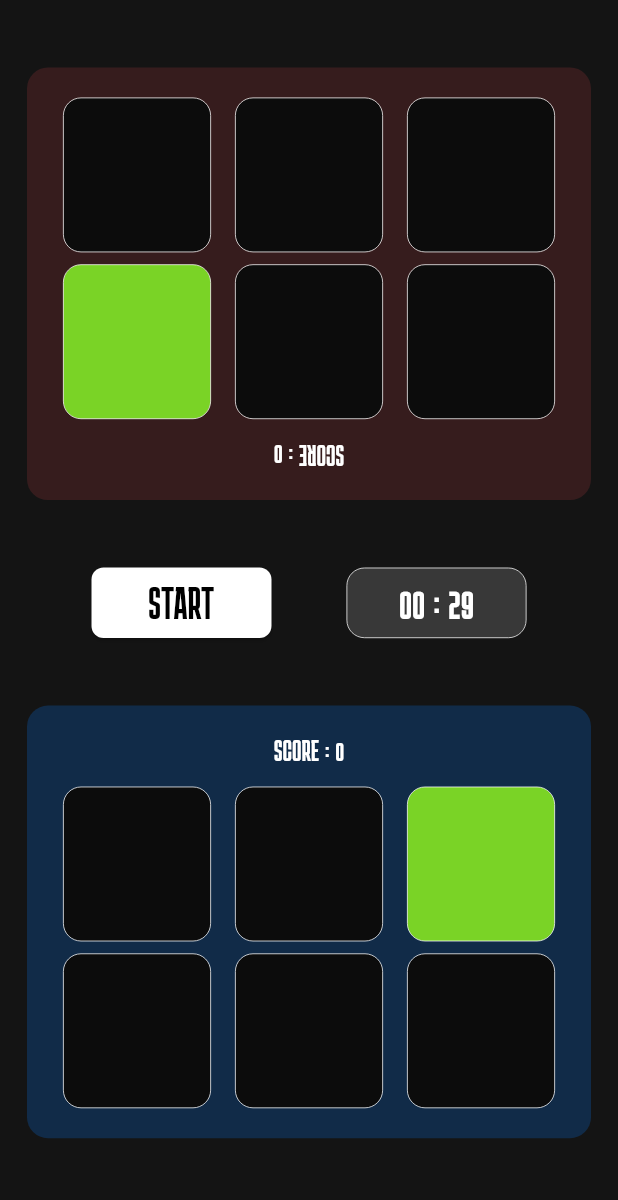
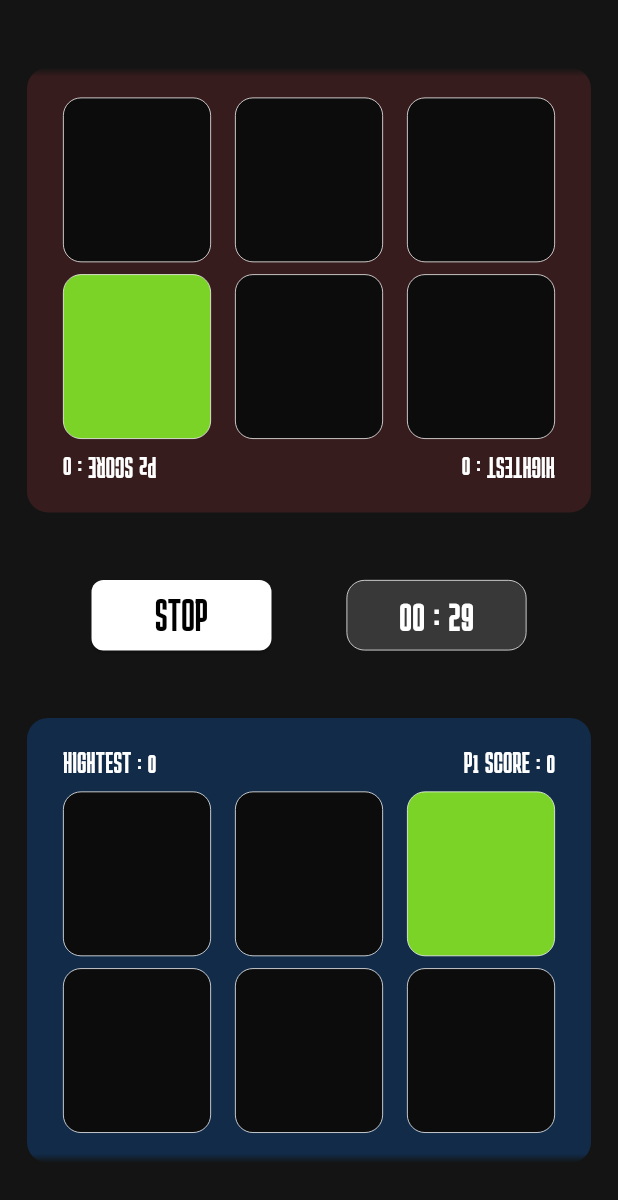
Before and after one commit to quemueldev/Foko-Game-Flutter, a Flutter app: the MyHome screen opened directly, after a tap on "START", on a phone screen of 412 x 824 dp. Shown: the top 1200 px of the screen. Run offline on Flutter 3.47's test engine with Material 3 defaults, Android fonts, the light colour scheme and no system bars; our stand-ins replace vibration.

Commit message:
stop_button

```diff
--- a/lib/pages/home/home.dart
+++ b/lib/pages/home/home.dart
@@ -38,6 +38,7 @@ class _MyHomeState extends State<MyHome> {
     controller2.dispose();
     super.dispose();
   }
+  // add: quando clicar dnv reiniciar
   void _startGame(){
     homeController.resetDialog();
     controller1.start();
@@ -76,8 +77,12 @@ class _MyHomeState extends State<MyHome> {
 
                       MyStartButton(
                         onPressed: () {
-                          _startGame();
+                          if (controller1.isStart){
+                            controller1.stopGameAction();
+                            controller2.stopGameAction();
+                          } else {_startGame();}
                         },
+                        isStop: controller1.isStart,
                       ),
                       const SizedBox(width: 50),
                       MyTimerCard(title:"00 : ${controller1.remainingSeconds.toString().padLeft(2, '0')}")
@@ -85,9 +90,7 @@ class _MyHomeState extends State<MyHome> {
                   );
                 },
               ),
-
               MyMainCard(controller: controller2, inverted: false, color: Color(0xFF112b48),),
-
             ],
           ),
         ),
--- a/lib/widgets/buttons/start_button.dart
+++ b/lib/widgets/buttons/start_button.dart
@@ -2,8 +2,13 @@ import 'package:flutter/material.dart';
 
 class MyStartButton extends StatefulWidget {
   final VoidCallback onPressed;
+  final bool isStop;
 
-  const MyStartButton({super.key, required this.onPressed});
+  const MyStartButton({
+    super.key,
+    required this.onPressed,
+    required this.isStop
+    });
 
   @override
   State<MyStartButton> createState() => _MyStartButtonState();
@@ -24,7 +29,7 @@ class _MyStartButtonState extends State<MyStartButton> {
             ),
         ),
         child: Text(
-          'START',
+          widget.isStop ? 'STOP' : "START",
           style: TextStyle(
             color: Colors.black,
             fontSize: 30
--- a/lib/widgets/cards/main_card/controller_main_card.dart
+++ b/lib/widgets/cards/main_card/controller_main_card.dart
@@ -32,6 +32,9 @@ class GameController extends ChangeNotifier {
 
   List<bool> get activeStates => List.unmodifiable(_activeStates);
   int get score => engine.score;
+  int get highScore => engine.highScore;
+
+  bool get isStart => _isRunning;
 
 
 
@@ -60,16 +63,23 @@ class GameController extends ChangeNotifier {
       notifyListeners();
     }
 
-    stop();
+    _stop();
     await Vibration.vibrate(
       duration: 600,
       amplitude: 255,
     );
   }
 
-  void stop() {
+  void _stop() {
     _activeStates = List.filled(_activeStates.length, false);
     _isRunning = false;
+    engine.updateHighScore();
+  }
+  void stopGameAction(){
+    _activeStates = List.filled(_activeStates.length, false);
+    _isRunning = false;
+    _remainingSeconds = 1;
+    engine.updateHighScore();
   }
 
   void handleTap(int index) {
@@ -91,7 +101,7 @@ class GameController extends ChangeNotifier {
 
   @override
   void dispose() {
-    stop();
+    _stop();
     super.dispose();
   }
 }
--- a/lib/widgets/cards/main_card/engine_controller.dart
+++ b/lib/widgets/cards/main_card/engine_controller.dart
@@ -8,6 +8,13 @@ class GameEngine {
   int? _lastIndex;
 
   int score = 0;
+  int highScore = 0;
+
+  void updateHighScore(){
+    if(score > highScore){
+      highScore = score;
+    }
+  }
 
   GameEngine({this.gridSize = 6});
 
--- a/lib/widgets/cards/main_card/main_card.dart
+++ b/lib/widgets/cards/main_card/main_card.dart
@@ -11,12 +11,23 @@ class MyMainCard extends StatefulWidget {
     required this.inverted,
     required this.color,
     });
+  int getPlayer(){
+    late int resp;
+    inverted ? resp = 2 : resp = 1;
+    return resp;
+  }
 
   @override
   State<MyMainCard> createState() => _MyMainCardState();
 }
 
+
 class _MyMainCardState extends State<MyMainCard> {
+  final TextStyle _myTextStyle = TextStyle(
+    color: Colors.white,
+    fontSize: 20
+  );
+
   @override
   Widget build(BuildContext context) {
     final mq = MediaQuery.of(context);
@@ -27,21 +38,32 @@ class _MyMainCardState extends State<MyMainCard> {
         final card = Padding(
           padding: const EdgeInsets.symmetric(horizontal: 18, vertical: 45),
           child: Container(
-            height: mq.size.height * 0.35,
+            height: mq.size.height * 0.36,
             padding: EdgeInsets.all(16),
             decoration: BoxDecoration(
-              color: widget.color,
               borderRadius: BorderRadius.circular(14),
+              gradient: LinearGradient(
+                begin: AlignmentGeometry.topCenter,
+                end: AlignmentGeometry.bottomCenter,
+                colors: [
+                  widget.color,
+                  widget.color,
+                  Color(0xFF141414),
+                ],
+                stops: [0.0,0.98,1.0]
+              )
             ),
             child: Column(
               children: [
-                Text('SCORE : ${widget.controller.score}',
-                  style: TextStyle(
-                    color: Colors.white,
-                    fontSize: 20
-                  ),
+                Row(
+                  children: [
+                    SizedBox(width: 8),
+                    Text('HIGHTEST : ${widget.controller.highScore}', style: _myTextStyle),
+                    const Spacer(),
+                    Text('P${widget.getPlayer()} SCORE : ${widget.controller.score}', style: _myTextStyle),
+                    SizedBox(width: 8),
+                  ],
                 ),
-                SizedBox(height: 5,),
                 Expanded(
                   child: _SquareGrid(
                     activeStates: widget.controller.activeStates,
@@ -49,6 +71,7 @@ class _MyMainCardState extends State<MyMainCard> {
                     tapedId: widget.controller.tapedId,
                   ),
                 ),
+
               ],
             ),
           ),
```
Also changed, not shown: 1 other file.
